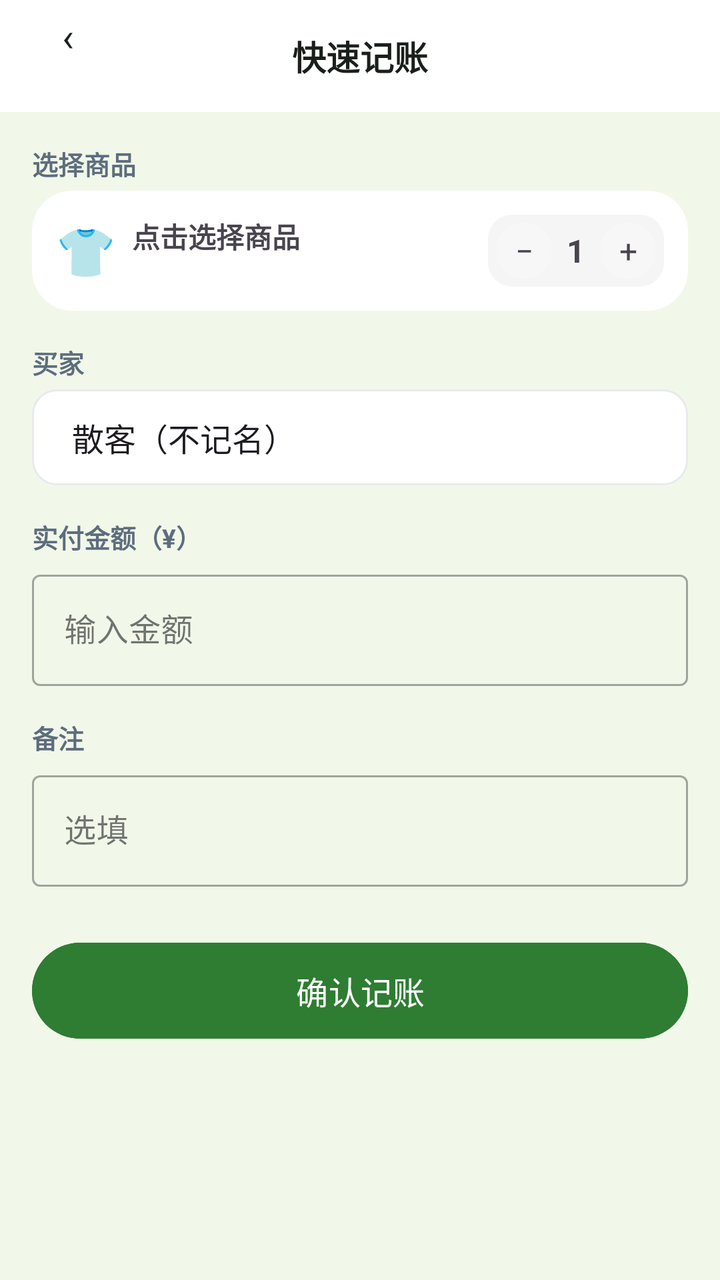
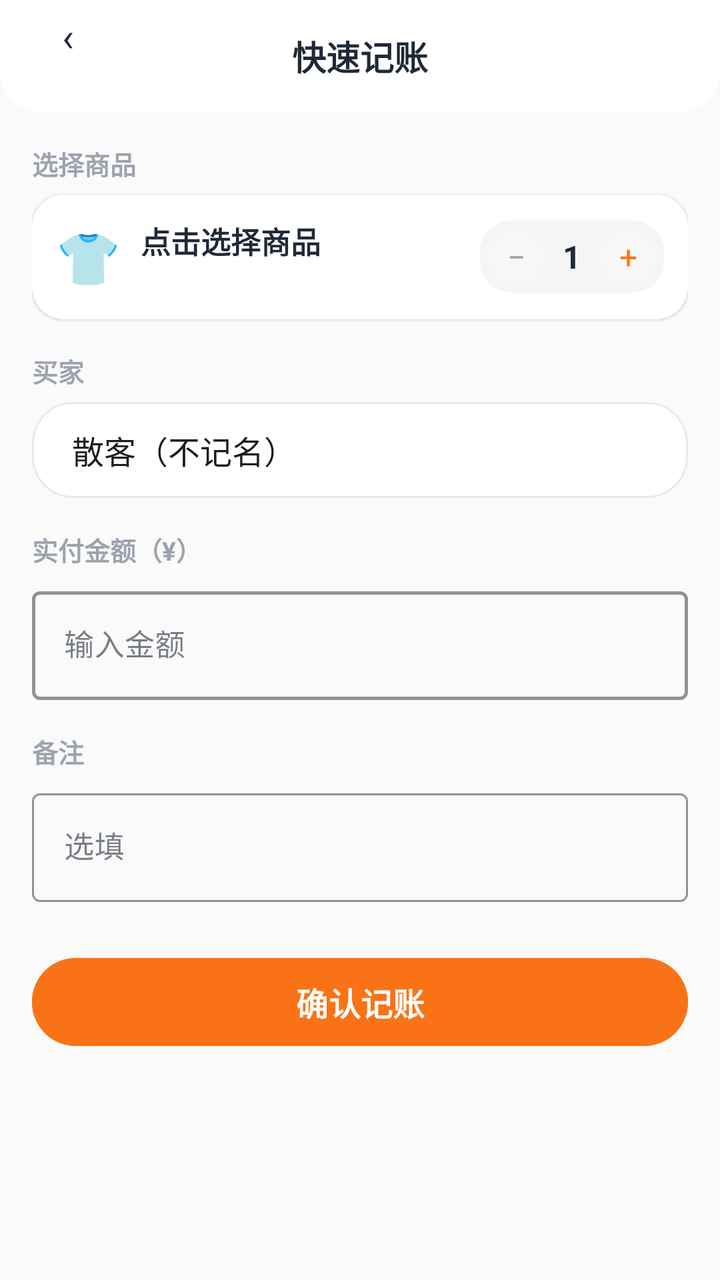

The first picture is an Android layout as it rendered before a commit; the second is the same layout after the commit. The layout source and the unified diff follow.
<!-- AndroidManifest.xml: application theme Theme.ClothingSI -->
<!-- res/layout/activity_sale.xml -->
<?xml version="1.0" encoding="utf-8"?>
<FrameLayout xmlns:android="http://schemas.android.com/apk/res/android"
    xmlns:app="http://schemas.android.com/apk/res-auto"
    android:layout_width="match_parent" android:layout_height="match_parent"
    android:background="@color/bg">

    <LinearLayout android:layout_width="match_parent" android:layout_height="match_parent"
        android:orientation="vertical">
        <RelativeLayout android:layout_width="match_parent" android:layout_height="56dp"
            android:background="@drawable/header_bar_bg" android:paddingHorizontal="16dp">
            <TextView android:id="@+id/btn_back" android:layout_width="36dp" android:layout_height="36dp"
                android:text="‹" android:textSize="20dp" android:textColor="@color/text_primary"
                android:gravity="center" android:background="@drawable/circle_bg" />
            <TextView android:layout_width="wrap_content" android:layout_height="wrap_content"
                android:text="快速记账" android:textSize="17dp" android:textStyle="bold"
                android:textColor="@color/text_primary" android:layout_centerInParent="true" />
        </RelativeLayout>

        <ScrollView android:layout_width="match_parent" android:layout_height="match_parent">
            <LinearLayout android:layout_width="match_parent" android:layout_height="wrap_content"
                android:orientation="vertical" android:padding="16dp">

                
                <TextView android:layout_width="wrap_content" android:layout_height="wrap_content"
                    android:text="选择商品" android:textSize="13dp" android:textStyle="bold"
                    android:textColor="@color/text_secondary" android:layout_marginBottom="4dp" />
                <androidx.cardview.widget.CardView
                    android:layout_width="match_parent" android:layout_height="wrap_content"
                    app:cardCornerRadius="20dp" app:cardElevation="0dp"
                    android:layout_marginBottom="16dp">
                    <LinearLayout android:id="@+id/layout_product_selector"
                        android:layout_width="match_parent" android:layout_height="wrap_content"
                        android:orientation="horizontal" android:gravity="center_vertical"
                        android:padding="12dp" android:clickable="true" android:focusable="true">
                        <TextView android:id="@+id/tv_product_emoji" android:layout_width="wrap_content"
                            android:layout_height="wrap_content" android:text="👕" android:textSize="24dp"
                            android:layout_marginEnd="8dp" />
                        <LinearLayout android:layout_width="0dp" android:layout_height="wrap_content"
                            android:layout_weight="1" android:orientation="vertical">
                            <TextView android:id="@+id/tv_selected_product" android:layout_width="wrap_content"
                                android:layout_height="wrap_content" android:text="点击选择商品"
                                android:textSize="14dp" android:textStyle="bold" />
                            <TextView android:layout_width="wrap_content" android:layout_height="wrap_content"
                                android:id="@+id/tv_product_stock" android:text=""
                                android:textSize="11dp" android:textColor="@color/text_secondary" />
                        </LinearLayout>
                        <LinearLayout android:layout_width="wrap_content" android:layout_height="wrap_content"
                            android:orientation="horizontal" android:gravity="center" android:padding="4dp"
                            android:background="@drawable/stepper_bg"
                            android:id="@+id/layout_qty_stepper">
                            <TextView android:id="@+id/btn_qty_minus" android:layout_width="28dp" android:layout_height="28dp"
                                android:text="−" android:textSize="16dp" android:gravity="center"
                                android:background="@drawable/circle_bg" android:clickable="true" android:focusable="true" />
                            <TextView android:id="@+id/tv_qty" android:layout_width="24dp" android:layout_height="wrap_content"
                                android:text="1" android:textSize="16dp" android:textStyle="bold" android:gravity="center" />
                            <TextView android:id="@+id/btn_qty_plus" android:layout_width="28dp" android:layout_height="28dp"
                                android:text="+" android:textSize="16dp" android:gravity="center"
                                android:background="@drawable/circle_bg" android:clickable="true" android:focusable="true" />
                        </LinearLayout>
                    </LinearLayout>
                </androidx.cardview.widget.CardView>

                
                <TextView android:layout_width="wrap_content" android:layout_height="wrap_content"
                    android:text="买家" android:textSize="13dp" android:textStyle="bold"
                    android:textColor="@color/text_secondary" android:layout_marginBottom="4dp" />
                <androidx.appcompat.widget.AppCompatSpinner
                    android:id="@+id/spinner_buyer"
                    android:layout_width="match_parent" android:layout_height="48dp"
                    android:background="@drawable/segment_bg"
                    android:paddingHorizontal="12dp"
                    android:layout_marginBottom="16dp"
                    android:entries="@array/buyer_options" />

                
                <TextView android:layout_width="wrap_content" android:layout_height="wrap_content"
                    android:text="实付金额（¥）" android:textSize="13dp" android:textStyle="bold"
                    android:textColor="@color/text_secondary" android:layout_marginBottom="4dp" />
                <com.google.android.material.textfield.TextInputLayout
                    android:layout_width="match_parent" android:layout_height="wrap_content"
                    style="@style/Widget.MaterialComponents.TextInputLayout.OutlinedBox"
                    android:layout_marginBottom="16dp">
                    <com.google.android.material.textfield.TextInputEditText android:id="@+id/et_price"
                        android:layout_width="match_parent" android:layout_height="wrap_content"
                        android:hint="输入金额" android:inputType="numberDecimal" />
                </com.google.android.material.textfield.TextInputLayout>

                
                <TextView android:layout_width="wrap_content" android:layout_height="wrap_content"
                    android:text="备注" android:textSize="13dp" android:textStyle="bold"
                    android:textColor="@color/text_secondary" android:layout_marginBottom="4dp" />
                <com.google.android.material.textfield.TextInputLayout
                    android:layout_width="match_parent" android:layout_height="wrap_content"
                    style="@style/Widget.MaterialComponents.TextInputLayout.OutlinedBox"
                    android:layout_marginBottom="24dp">
                    <com.google.android.material.textfield.TextInputEditText android:id="@+id/et_note"
                        android:layout_width="match_parent" android:layout_height="wrap_content"
                        android:hint="选填" />
                </com.google.android.material.textfield.TextInputLayout>

                <com.google.android.material.button.MaterialButton android:id="@+id/btn_submit_sale"
                    android:layout_width="match_parent" android:layout_height="56dp"
                    android:text="确认记账" android:textSize="16dp" app:cornerRadius="28dp"
                    android:backgroundTint="@color/primary" />

            </LinearLayout>
        </ScrollView>
    </LinearLayout>

</FrameLayout>
<!-- resources referenced by this layout -->
<resources>
  <string-array name="buyer_options">
          <item>散客（不记名）</item>
          <item>张先生</item>
          <item>李女士</item>
          <item>王小姐</item>
      </string-array>
  <color name="bg">#F1F8E9</color>
  <color name="primary">#2E7D32</color>
  <color name="text_primary">#1B1F1B</color>
  <color name="text_secondary">#5D6D7E</color>
  <!-- drawable circle_bg (drawable) -->
  <?xml version="1.0" encoding="utf-8"?>
  <shape xmlns:android="http://schemas.android.com/apk/res/android" android:shape="oval">
      <solid android:color="#26FFFFFF" />
  </shape>
  <!-- drawable header_bar_bg (drawable) -->
  <?xml version="1.0" encoding="utf-8"?>
  <shape xmlns:android="http://schemas.android.com/apk/res/android" android:shape="rectangle">
      <solid android:color="#FFFFFF" />
  </shape>
  <!-- drawable segment_bg (drawable) -->
  <?xml version="1.0" encoding="utf-8"?>
  <shape xmlns:android="http://schemas.android.com/apk/res/android" android:shape="rectangle">
      <solid android:color="#FFFFFF" />
      <corners android:radius="12dp" />
      <stroke android:width="1dp" android:color="#E8EAED" />
  </shape>
  <!-- drawable stepper_bg (drawable) -->
  <?xml version="1.0" encoding="utf-8"?>
  <shape xmlns:android="http://schemas.android.com/apk/res/android" android:shape="rectangle">
      <corners android:radius="12dp" />
      <solid android:color="#F5F5F5" />
  </shape>
  <style name="Theme.ClothingSI" parent="Theme.Material3.Light.NoActionBar">
          <item name="colorPrimary">@color/primary</item>
          <item name="colorPrimaryDark">@color/primary_dark</item>
          <item name="colorAccent">@color/accent</item>
          <item name="android:statusBarColor">@android:color/transparent</item>
          <item name="android:navigationBarColor">@color/white</item>
          
          <item name="android:windowLightStatusBar">true</item>
          
          <item name="android:fontFamily">sans-serif</item>
          <item name="android:textViewStyle">@style/TextView.Base</item>
      </style>
  <color name="primary_dark">#1B5E20</color>
  <color name="accent">#66BB6A</color>
  <color name="white">#FFFFFF</color>
  <style name="TextView.Base" parent="android:Widget.TextView">
          <item name="android:fontFamily">sans-serif</item>
      </style>
</resources>

<!-- the commit's change to res/layout/activity_sale.xml (unified diff, before → after) -->
@@ -1,107 +1,221 @@
 <?xml version="1.0" encoding="utf-8"?>
 <FrameLayout xmlns:android="http://schemas.android.com/apk/res/android"
     xmlns:app="http://schemas.android.com/apk/res-auto"
-    android:layout_width="match_parent" android:layout_height="match_parent"
-    android:background="@color/bg">
-
-    <LinearLayout android:layout_width="match_parent" android:layout_height="match_parent"
+    android:layout_width="match_parent"
+    android:layout_height="match_parent"
+    android:background="@color/md_surface_container_low">
+
+    <LinearLayout
+        android:layout_width="match_parent"
+        android:layout_height="match_parent"
         android:orientation="vertical">
-        <RelativeLayout android:layout_width="match_parent" android:layout_height="56dp"
-            android:background="@drawable/header_bar_bg" android:paddingHorizontal="16dp">
-            <TextView android:id="@+id/btn_back" android:layout_width="36dp" android:layout_height="36dp"
-                android:text="‹" android:textSize="20dp" android:textColor="@color/text_primary"
-                android:gravity="center" android:background="@drawable/circle_bg" />
-            <TextView android:layout_width="wrap_content" android:layout_height="wrap_content"
-                android:text="快速记账" android:textSize="17dp" android:textStyle="bold"
-                android:textColor="@color/text_primary" android:layout_centerInParent="true" />
+
+        <RelativeLayout
+            android:layout_width="match_parent"
+            android:layout_height="56dp"
+            android:background="@drawable/header_bar_bg"
+            android:paddingHorizontal="16dp">
+
+            <TextView
+                android:id="@+id/btn_back"
+                android:layout_width="36dp" android:layout_height="36dp"
+                android:text="‹"
+                android:textSize="20sp"
+                android:textColor="@color/md_on_surface"
+                android:gravity="center"
+                android:background="@drawable/circle_bg" />
+
+            <TextView
+                android:layout_width="wrap_content" android:layout_height="wrap_content"
+                android:text="快速记账"
+                android:textSize="17sp"
+                android:textStyle="bold"
+                android:textColor="@color/md_on_surface"
+                android:layout_centerInParent="true" />
         </RelativeLayout>
 
-        <ScrollView android:layout_width="match_parent" android:layout_height="match_parent">
-            <LinearLayout android:layout_width="match_parent" android:layout_height="wrap_content"
-                android:orientation="vertical" android:padding="16dp">
-
-                
-                <TextView android:layout_width="wrap_content" android:layout_height="wrap_content"
-                    android:text="选择商品" android:textSize="13dp" android:textStyle="bold"
-                    android:textColor="@color/text_secondary" android:layout_marginBottom="4dp" />
+        <ScrollView
+            android:layout_width="match_parent"
+            android:layout_height="match_parent">
+            <LinearLayout
+                android:layout_width="match_parent"
+                android:layout_height="wrap_content"
+                android:orientation="vertical"
+                android:padding="16dp">
+
+                
+                <TextView
+                    android:layout_width="wrap_content"
+                    android:layout_height="wrap_content"
+                    android:text="选择商品"
+                    android:textSize="13sp"
+                    android:textStyle="bold"
+                    android:textColor="@color/md_on_surface_variant"
+                    android:layout_marginBottom="6dp" />
+
                 <androidx.cardview.widget.CardView
-                    android:layout_width="match_parent" android:layout_height="wrap_content"
-                    app:cardCornerRadius="20dp" app:cardElevation="0dp"
+                    android:layout_width="match_parent"
+                    android:layout_height="wrap_content"
+                    app:cardCornerRadius="16dp"
+                    app:cardElevation="1dp"
                     android:layout_marginBottom="16dp">
-                    <LinearLayout android:id="@+id/layout_product_selector"
-                        android:layout_width="match_parent" android:layout_height="wrap_content"
-                        android:orientation="horizontal" android:gravity="center_vertical"
-                        android:padding="12dp" android:clickable="true" android:focusable="true">
-                        <TextView android:id="@+id/tv_product_emoji" android:layout_width="wrap_content"
-                            android:layout_height="wrap_content" android:text="👕" android:textSize="24dp"
-                            android:layout_marginEnd="8dp" />
-                        <LinearLayout android:layout_width="0dp" android:layout_height="wrap_content"
-                            android:layout_weight="1" android:orientation="vertical">
-                            <TextView android:id="@+id/tv_selected_product" android:layout_width="wrap_content"
-                                android:layout_height="wrap_content" android:text="点击选择商品"
-                                android:textSize="14dp" android:textStyle="bold" />
-                            <TextView android:layout_width="wrap_content" android:layout_height="wrap_content"
-                                android:id="@+id/tv_product_stock" android:text=""
-                                android:textSize="11dp" android:textColor="@color/text_secondary" />
+                    <LinearLayout
+                        android:id="@+id/layout_product_selector"
+                        android:layout_width="match_parent"
+                        android:layout_height="wrap_content"
+                        android:orientation="horizontal"
+                        android:gravity="center_vertical"
+                        android:padding="12dp"
+                        android:clickable="true" android:focusable="true">
+                        <TextView
+                            android:id="@+id/tv_product_emoji"
+                            android:layout_width="wrap_content"
+                            android:layout_height="wrap_content"
+                            android:text="👕"
+                            android:textSize="26sp"
+                            android:layout_marginEnd="10dp" />
+                        <LinearLayout
+                            android:layout_width="0dp"
+                            android:layout_height="wrap_content"
+                            android:layout_weight="1"
+                            android:orientation="vertical">
+                            <TextView
+                                android:id="@+id/tv_selected_product"
+                                android:layout_width="wrap_content"
+                                android:layout_height="wrap_content"
+                                android:text="点击选择商品"
+                                android:textSize="15sp"
+                                android:textStyle="bold"
+                                android:textColor="@color/md_on_surface" />
+                            <TextView
+                                android:layout_width="wrap_content"
+                                android:layout_height="wrap_content"
+                                android:id="@+id/tv_product_stock"
+                                android:text=""
+                                android:textSize="12sp"
+                                android:textColor="@color/md_on_surface_variant" />
                         </LinearLayout>
-                        <LinearLayout android:layout_width="wrap_content" android:layout_height="wrap_content"
-                            android:orientation="horizontal" android:gravity="center" android:padding="4dp"
+                        
+                        <LinearLayout
+                            android:layout_width="wrap_content"
+                            android:layout_height="wrap_content"
+                            android:orientation="horizontal"
+                            android:gravity="center"
+                            android:padding="4dp"
                             android:background="@drawable/stepper_bg"
                             android:id="@+id/layout_qty_stepper">
-                            <TextView android:id="@+id/btn_qty_minus" android:layout_width="28dp" android:layout_height="28dp"
-                                android:text="−" android:textSize="16dp" android:gravity="center"
-                                android:background="@drawable/circle_bg" android:clickable="true" android:focusable="true" />
-                            <TextView android:id="@+id/tv_qty" android:layout_width="24dp" android:layout_height="wrap_content"
-                                android:text="1" android:textSize="16dp" android:textStyle="bold" android:gravity="center" />
-                            <TextView android:id="@+id/btn_qty_plus" android:layout_width="28dp" android:layout_height="28dp"
-                                android:text="+" android:textSize="16dp" android:gravity="center"
-                                android:background="@drawable/circle_bg" android:clickable="true" android:focusable="true" />
+                            <TextView
+                                android:id="@+id/btn_qty_minus"
+                                android:layout_width="28dp" android:layout_height="28dp"
+                                android:text="−"
+                                android:textSize="16sp"
+                                android:gravity="center"
+                                android:background="@drawable/circle_bg"
+                                android:textColor="@color/md_on_surface_variant"
+                                android:clickable="true" android:focusable="true" />
+                            <TextView
+                                android:id="@+id/tv_qty"
+                                android:layout_width="28dp"
+                                android:layout_height="wrap_content"
+                                android:text="1"
+                                android:textSize="16sp"
+                                android:textStyle="bold"
+                                android:gravity="center"
+                                android:textColor="@color/md_on_surface" />
+                            <TextView
+                                android:id="@+id/btn_qty_plus"
+                                android:layout_width="28dp" android:layout_height="28dp"
+                                android:text="+"
+                                android:textSize="16sp"
+                                android:gravity="center"
+                                android:background="@drawable/circle_bg"
+                                android:textColor="@color/md_primary"
+                                android:clickable="true" android:focusable="true" />
                         </LinearLayout>
                     </LinearLayout>
                 </androidx.cardview.widget.CardView>
 
                 
-                <TextView android:layout_width="wrap_content" android:layout_height="wrap_content"
-                    android:text="买家" android:textSize="13dp" android:textStyle="bold"
-                    android:textColor="@color/text_secondary" android:layout_marginBottom="4dp" />
+                <TextView
+                    android:layout_width="wrap_content"
+                    android:layout_height="wrap_content"
+                    android:text="买家"
+                    android:textSize="13sp"
+                    android:textStyle="bold"
+                    android:textColor="@color/md_on_surface_variant"
+                    android:layout_marginBottom="6dp" />
+
                 <androidx.appcompat.widget.AppCompatSpinner
                     android:id="@+id/spinner_buyer"
-                    android:layout_width="match_parent" android:layout_height="48dp"
+                    android:layout_width="match_parent"
+                    android:layout_height="48dp"
                     android:background="@drawable/segment_bg"
                     android:paddingHorizontal="12dp"
                     android:layout_marginBottom="16dp"
                     android:entries="@array/buyer_options" />
 
                 
-                <TextView android:layout_width="wrap_content" android:layout_height="wrap_content"
-                    android:text="实付金额（¥）" android:textSize="13dp" android:textStyle="bold"
-                    android:textColor="@color/text_secondary" android:layout_marginBottom="4dp" />
+                <TextView
+                    android:layout_width="wrap_content"
+                    android:layout_height="wrap_content"
+                    android:text="实付金额（¥）"
+                    android:textSize="13sp"
+                    android:textStyle="bold"
+                    android:textColor="@color/md_on_surface_variant"
+                    android:layout_marginBottom="6dp" />
+
                 <com.google.android.material.textfield.TextInputLayout
-                    android:layout_width="match_parent" android:layout_height="wrap_content"
+                    android:layout_width="match_parent"
+                    android:layout_height="wrap_content"
                     style="@style/Widget.MaterialComponents.TextInputLayout.OutlinedBox"
-                    android:layout_marginBottom="16dp">
-                    <com.google.android.material.textfield.TextInputEditText android:id="@+id/et_price"
-                        android:layout_width="match_parent" android:layout_height="wrap_content"
-                        android:hint="输入金额" android:inputType="numberDecimal" />
+                    app:boxStrokeColor="@color/md_primary"
+                    app:boxStrokeWidth="1.5dp"
+                    android:layout_marginBottom="16dp"
+                    android:hint="输入金额">
+                    <com.google.android.material.textfield.TextInputEditText
+                        android:id="@+id/et_price"
+                        android:layout_width="match_parent"
+                        android:layout_height="wrap_content"
+                        android:inputType="numberDecimal"
+                        android:textSize="15sp" />
                 </com.google.android.material.textfield.TextInputLayout>
 
                 
-                <TextView android:layout_width="wrap_content" android:layout_height="wrap_content"
-                    android:text="备注" android:textSize="13dp" android:textStyle="bold"
-                    android:textColor="@color/text_secondary" android:layout_marginBottom="4dp" />
+                <TextView
+                    android:layout_width="wrap_content"
+                    android:layout_height="wrap_content"
+                    android:text="备注"
+                    android:textSize="13sp"
+                    android:textStyle="bold"
+                    android:textColor="@color/md_on_surface_variant"
+                    android:layout_marginBottom="6dp" />
+
                 <com.google.android.material.textfield.TextInputLayout
-                    android:layout_width="match_parent" android:layout_height="wrap_content"
+                    android:layout_width="match_parent"
+                    android:layout_height="wrap_content"
                     style="@style/Widget.MaterialComponents.TextInputLayout.OutlinedBox"
-                    android:layout_marginBottom="24dp">
-                    <com.google.android.material.textfield.TextInputEditText android:id="@+id/et_note"
-                        android:layout_width="match_parent" android:layout_height="wrap_content"
-                        android:hint="选填" />
+                    app:boxStrokeColor="@color/md_outline"
+                    app:boxStrokeWidth="1dp"
+                    android:layout_marginBottom="24dp"
+                    android:hint="选填">
+                    <com.google.android.material.textfield.TextInputEditText
+                        android:id="@+id/et_note"
+                        android:layout_width="match_parent"
+                        android:layout_height="wrap_content"
+                        android:textSize="15sp" />
                 </com.google.android.material.textfield.TextInputLayout>
 
-                <com.google.android.material.button.MaterialButton android:id="@+id/btn_submit_sale"
-                    android:layout_width="match_parent" android:layout_height="56dp"
-                    android:text="确认记账" android:textSize="16dp" app:cornerRadius="28dp"
-                    android:backgroundTint="@color/primary" />
+                
+                <com.google.android.material.button.MaterialButton
+                    android:id="@+id/btn_submit_sale"
+                    android:layout_width="match_parent"
+                    android:layout_height="52dp"
+                    android:text="确认记账"
+                    android:textSize="16sp"
+                    android:textStyle="bold"
+                    app:cornerRadius="26dp"
+                    android:backgroundTint="@color/md_primary"
+                    android:textColor="@color/md_on_primary" />
 
             </LinearLayout>
         </ScrollView>
<!-- resource entries referenced after the edit -->
@@ -6,10 +6,12 @@
           <item>李女士</item>
           <item>王小姐</item>
       </string-array>
-  <color name="bg">#F1F8E9</color>
-  <color name="primary">#2E7D32</color>
-  <color name="text_primary">#1B1F1B</color>
-  <color name="text_secondary">#5D6D7E</color>
+  <color name="md_on_primary">#FFFFFF</color>
+  <color name="md_on_surface">#1F2937</color>
+  <color name="md_on_surface_variant">#9CA3AF</color>
+  <color name="md_outline">#9CA3AF</color>
+  <color name="md_primary">#F97316</color>
+  <color name="md_surface_container_low">#FAFAFA</color>
   <!-- drawable circle_bg (drawable) -->
   <?xml version="1.0" encoding="utf-8"?>
   <shape xmlns:android="http://schemas.android.com/apk/res/android" android:shape="oval">
@@ -18,36 +20,68 @@
   <!-- drawable header_bar_bg (drawable) -->
   <?xml version="1.0" encoding="utf-8"?>
   <shape xmlns:android="http://schemas.android.com/apk/res/android" android:shape="rectangle">
-      <solid android:color="#FFFFFF" />
+      <solid android:color="@color/md_surface" />
+      <corners android:topLeftRadius="0dp" android:topRightRadius="0dp" android:bottomLeftRadius="20dp" android:bottomRightRadius="20dp" />
   </shape>
   <!-- drawable segment_bg (drawable) -->
   <?xml version="1.0" encoding="utf-8"?>
   <shape xmlns:android="http://schemas.android.com/apk/res/android" android:shape="rectangle">
       <solid android:color="#FFFFFF" />
-      <corners android:radius="12dp" />
+      <corners android:radius="20dp" />
       <stroke android:width="1dp" android:color="#E8EAED" />
   </shape>
   <!-- drawable stepper_bg (drawable) -->
   <?xml version="1.0" encoding="utf-8"?>
   <shape xmlns:android="http://schemas.android.com/apk/res/android" android:shape="rectangle">
-      <corners android:radius="12dp" />
+      <corners android:radius="16dp" />
       <solid android:color="#F5F5F5" />
   </shape>
   <style name="Theme.ClothingSI" parent="Theme.Material3.Light.NoActionBar">
-          <item name="colorPrimary">@color/primary</item>
-          <item name="colorPrimaryDark">@color/primary_dark</item>
-          <item name="colorAccent">@color/accent</item>
+          
+          <item name="colorPrimary">@color/md_primary</item>
+          <item name="colorOnPrimary">@color/md_on_primary</item>
+          <item name="colorPrimaryContainer">@color/md_primary_container</item>
+          <item name="colorOnPrimaryContainer">@color/md_on_primary_container</item>
+  
+          
+          <item name="colorSecondary">@color/md_secondary</item>
+          <item name="colorOnSecondary">@color/md_on_secondary</item>
+          <item name="colorSecondaryContainer">@color/md_secondary_container</item>
+          <item name="colorOnSecondaryContainer">@color/md_on_secondary_container</item>
+  
+          
+          <item name="android:colorBackground">@color/md_surface_container_low</item>
+          <item name="colorSurface">@color/md_surface</item>
+          <item name="colorOnSurface">@color/md_on_surface</item>
+          <item name="colorOnSurfaceVariant">@color/md_on_surface_variant</item>
+  
+          
+          <item name="colorOutline">@color/md_outline</item>
+          <item name="colorOutlineVariant">@color/md_outline_variant</item>
+  
+          
+          <item name="colorError">@color/md_error</item>
+          <item name="colorOnError">@color/md_on_error</item>
+  
+          
           <item name="android:statusBarColor">@android:color/transparent</item>
-          <item name="android:navigationBarColor">@color/white</item>
-          
+          <item name="android:navigationBarColor">@color/md_surface</item>
           <item name="android:windowLightStatusBar">true</item>
+  
           
           <item name="android:fontFamily">sans-serif</item>
           <item name="android:textViewStyle">@style/TextView.Base</item>
       </style>
-  <color name="primary_dark">#1B5E20</color>
-  <color name="accent">#66BB6A</color>
-  <color name="white">#FFFFFF</color>
+  <color name="md_surface">#FFFFFF</color>
+  <color name="md_primary_container">#FFF7ED</color>
+  <color name="md_on_primary_container">#5C3D00</color>
+  <color name="md_secondary">#2563EB</color>
+  <color name="md_on_secondary">#FFFFFF</color>
+  <color name="md_secondary_container">#DBEAFE</color>
+  <color name="md_on_secondary_container">#001A3E</color>
+  <color name="md_outline_variant">#D1D5DB</color>
+  <color name="md_error">#EF4444</color>
+  <color name="md_on_error">#FFFFFF</color>
   <style name="TextView.Base" parent="android:Widget.TextView">
           <item name="android:fontFamily">sans-serif</item>
       </style>
